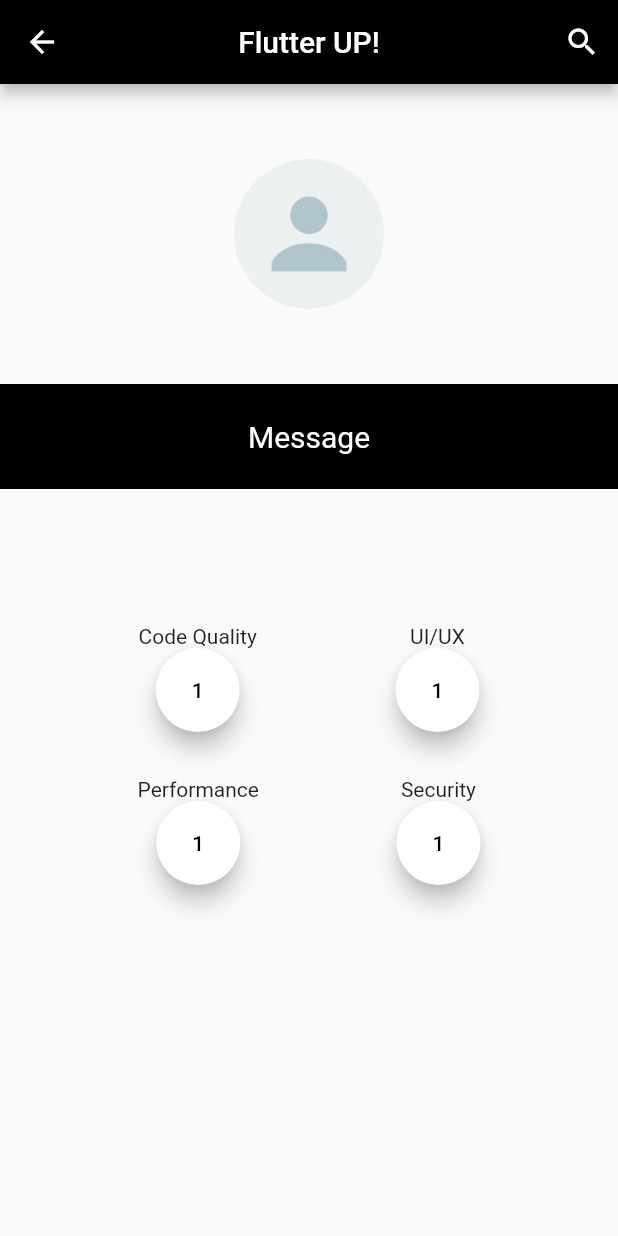
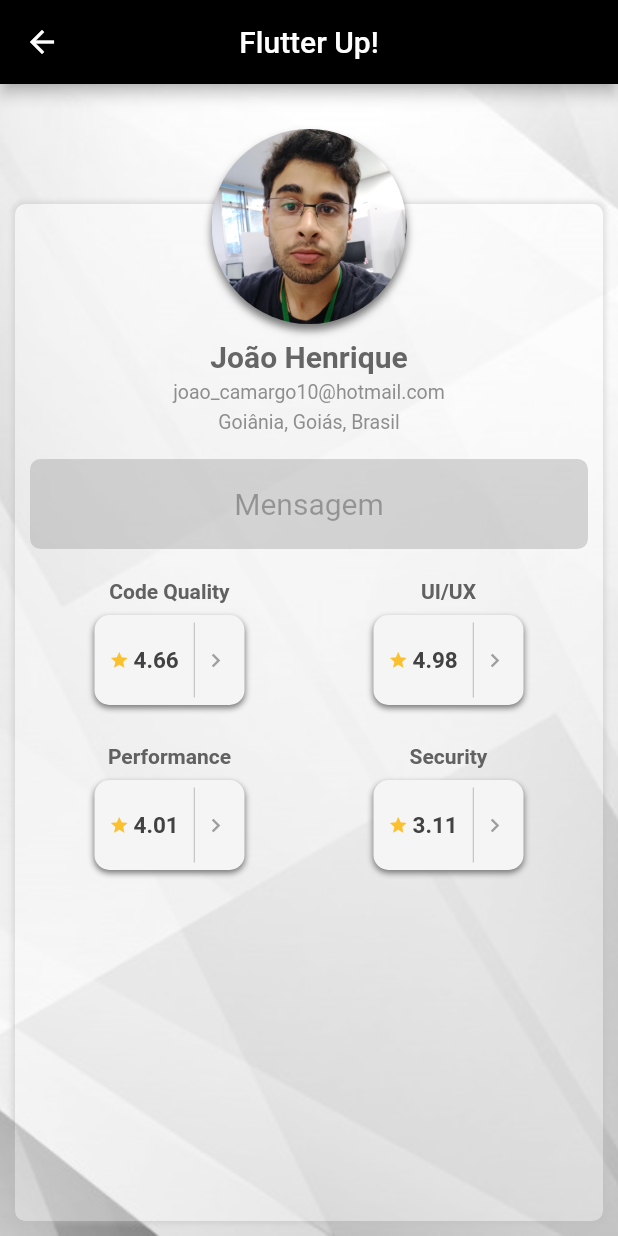
Before and after one commit to fabrica-de-apps/flutter-up, a Flutter app: the Home screen opened by its route, on a phone screen of 412 x 824 dp. Run offline on Flutter 3.47's test engine with Material 2 defaults, Android fonts, the light colour scheme and no system bars; our stand-ins replace carousel_slider, firebase_storage; accounts and stored records are empty.

Commit message:
Alteração no layout da home page

```diff
--- a/lib/pages/home.dart
+++ b/lib/pages/home.dart
@@ -1,6 +1,5 @@
 import 'package:flutter/material.dart';
 import 'package:flutter_up/pages/projects/projects.dart';
-
 
 class Home extends StatefulWidget {
   @override
@@ -8,119 +7,249 @@ class Home extends StatefulWidget {
 }
 
 class _HomeState extends State<Home> {
-
   BuildContext _context;
 
   @override
   Widget build(BuildContext context) {
-    double width = MediaQuery.of(context).size.width;
+    Size size = MediaQuery.of(context).size;
+    double containerWidth = 130.0;
 
     _context = context;
     return Scaffold(
         appBar: AppBar(
           backgroundColor: Colors.black,
           centerTitle: true,
-          title: Text("Flutter UP!"),
-          actions: <Widget>[
-            IconButton(
-              onPressed: (){},
-              icon: Icon(Icons.search),
-            )
-          ],
+          title: Text("Flutter Up!"),
         ),
-        body: Column(
+        body: Stack(
           children: <Widget>[
-            Padding(
-              padding: EdgeInsets.only(bottom: 50.0, top: 50.0),
-              child: Column(
-                crossAxisAlignment: CrossAxisAlignment.center,
-                children: <Widget>[
-                  Stack(
-                    children: <Widget>[
+            Container(
+              decoration: BoxDecoration(
+                  image: DecorationImage(
+                image: AssetImage("assets/images/fundo.jpg"),
+                fit: BoxFit.cover,
+              )),
+            ),
             Positioned(
-                        top: 40,
-                        left: 50,
+              top: 80.0,
+              left: 10.0,
+              right: 10.0,
+              bottom: 10.0,
+              child: Opacity(
+                opacity: 0.4,
                 child: Container(
-                          width: 30.0,
-                          height: 30.0,
-                          decoration: new BoxDecoration(
-                            shape: BoxShape.circle,
-                          ),
-                          child: CircularProgressIndicator(),
+                  decoration: BoxDecoration(
+                      color: Colors.white,
+                      borderRadius: BorderRadius.circular(7.0),
+                      boxShadow: [
+                        BoxShadow(
+                            color: Colors.grey[400],
+                            spreadRadius: 2.0,
+                            blurRadius: 2.0)
+                      ]),
                 ),
               ),
-                      Container(
-                          width: 100.0,
-                          height: 100.0,
+            ),
+            Positioned(
+              top: 30.0,
+              left: (size.width / 2) - (containerWidth / 2),
+              child: Container(
+                  width: containerWidth,
+                  height: 130.0,
                   decoration: new BoxDecoration(
                       shape: BoxShape.circle,
                       image: new DecorationImage(
                           fit: BoxFit.cover,
-                                  image: AssetImage("assets/flutter-icon-jpeg.jpg")
+                          image: AssetImage("assets/images/joao.jpg")
                           //AssetImage("assets/flutter-icon-jpeg.jpg")
-                              )
-                          )
                           ),
-                    ],
+                      boxShadow: [
+                        BoxShadow(
+                            color: Colors.grey[600],
+                            spreadRadius: 0.0,
+                            blurRadius: 4.0,
+                            offset: Offset(0.0, 4.0))
+                      ])),
+            ),
+            Positioned(
+              top: 170.0,
+              child: Container(
+                width: size.width,
+                child: Column(
+                  mainAxisAlignment: MainAxisAlignment.center,
+                  children: <Widget>[
+                    Opacity(
+                      opacity: 0.8,
+                      child: Text(
+                        "João Henrique",
+                        style: TextStyle(
+                            fontSize: 20.0,
+                            fontWeight: FontWeight.w700,
+                            color: Colors.grey[800]),
+                      ),
+                    ),
+                    SizedBox(
+                      height: 5.0,
+                    ),
+                    Opacity(
+                      opacity: 0.8,
+                      child: Text(
+                        "joao_camargo10@hotmail.com",
+                        style: TextStyle(
+                            fontSize: 13.0,
+                            fontWeight: FontWeight.w400,
+                            color: Colors.grey[600]),
+                      ),
+                    ),
+                    SizedBox(
+                      height: 5.0,
+                    ),
+                    Opacity(
+                      opacity: 0.8,
+                      child: Text(
+                        "Goiânia, Goiás, Brasil",
+                        style: TextStyle(
+                            fontSize: 13.0,
+                            fontWeight: FontWeight.w400,
+                            color: Colors.grey[600]),
+                      ),
                     ),
                   ],
                 ),
               ),
-            Container(
-              alignment: Alignment.center,
-              height: 70.0,
-              width: width,
-              decoration: BoxDecoration(color: Colors.black),
+            ),
+            Positioned(
+              top: 250,
+              left: 20.0,
+              right: 20.0,
+              child: Opacity(
+                opacity: 0.4,
+                child: Container(
+                  height: 60.0,
+                  decoration: BoxDecoration(
+                    color: Colors.grey,
+                    borderRadius: BorderRadius.circular(7.0),
+                  ),
+                  child: Center(
                     child: Text(
-                "Message",
-                style: TextStyle(
-                  color: Colors.white,
-                  fontSize: 20.0,
+                      "Mensagem",
+                      style: TextStyle(fontSize: 20.0, color: Colors.black),
                     ),
                   ),
                 ),
-            Padding(
-              padding: EdgeInsets.only(top:90.0),
-              child: Row(
-                mainAxisAlignment: MainAxisAlignment.spaceEvenly,
-                children: <Widget>[
-                  _buildCategoryItens("1", "Code Quality", 1),
-                  _buildCategoryItens("1", "UI/UX", 2),
-                ],
               ),
             ),
-            Padding(
-                padding: EdgeInsets.only(top: 30.0),
+            Positioned(
+              top: 330,
+              left: 20.0,
+              right: 20.0,
+              child: Container(
+                child: Center(
                     child: Row(
-                  mainAxisAlignment: MainAxisAlignment.spaceEvenly,
+                  mainAxisAlignment: MainAxisAlignment.spaceAround,
                   children: <Widget>[
-                    _buildCategoryItens("1", "Performance", 3),
-                    _buildCategoryItens("1", "Security", 4),
+                    _buildCategories("Code Quality", "4.66"),
+                    _buildCategories("UI/UX", "4.98"),
+                  ],
+                )),
+              ),
+            ),
+            Positioned(
+              top: 440,
+              left: 20.0,
+              right: 20.0,
+              child: Container(
+                child: Center(
+                    child: Row(
+                  mainAxisAlignment: MainAxisAlignment.spaceAround,
+                  children: <Widget>[
+                    _buildCategories("Performance", "4.01"),
+                    _buildCategories("Security", "3.11"),
+                  ],
+                )),
+              ),
+            )
+          ],
+        ));
+  }
+
+  void gotoProjects() {
+    Navigator.pushNamed(_context, "/projects");
+  }
+
+  Widget _buildCategories(String title, String text) {
+    return Column(
+      children: <Widget>[
+        Text(
+          title,
+          style:
+          TextStyle(fontWeight: FontWeight.w700, color: Colors.grey[700]),
+        ),
+        SizedBox(
+          height: 8.0,
+        ),
+        InkWell(
+          onTap: () => gotoProjects(),
+          child: Container(
+            width: 100.0,
+            height: 60.0,
+            decoration: new BoxDecoration(
+                color: Colors.grey[100],
+//                shape: BoxShape.circle,
+//                border: Border.all(width: 0.3, color: Colors.grey[300]),
+                borderRadius: BorderRadius.circular(10.0),
+                boxShadow: [
+                  BoxShadow(
+                      color: Colors.grey[600],
+                      spreadRadius: 0.0,
+                      blurRadius: 3.0,
+                      offset: Offset(0.0, 2.0))
+                ]),
+            child: Stack(
+              children: <Widget>[
+                Positioned(
+                  top: 5.0,
+                  left: 10.0,
+                  child: Row(
+                    children: <Widget>[
+                      Icon(
+                        Icons.star,
+                        color: Colors.yellow[700],
+                        size: 13.0,
+                      ),
+                      SizedBox(
+                        width: 3.0,
+                      ),
+                      Text(
+                        text,
+                        style: TextStyle(
+                            color: Colors.grey[800],
+                            fontSize: 15.0,
+                            fontWeight: FontWeight.w700),
+                      ),
+                      SizedBox(
+                        width: 10.0,
+                      ),
+                      Container(
+                        height: 50.0,
+                        width: 0.7,
+                        color: Colors.grey[400],
+                      ),
+                      SizedBox(
+                        width: 5.0,
+                      ),
+                      Icon(
+                        Icons.keyboard_arrow_right,
+                        size: 18.0,
+                        color: Colors.grey[500],
+                      )
                     ],
                   ),
                 ),
               ],
             ),
-      );
-  }
-
-  void gotoProjects(){
-    Navigator.pushNamed(_context, "/projects");
-  }
-
-  Widget _buildCategoryItens(String level, String title, int category) {
-    return Column(
-      children: <Widget>[
-        Text(title),
-        FloatingActionButton(
-          heroTag: title + "tag",
-          onPressed: () => gotoProjects(),
-          backgroundColor: Colors.white,
-          child: Text(
-            level,
-            style: TextStyle(color: Colors.black),
           ),
-        )
+        ),
       ],
     );
   }
--- a/lib/pages/projects/projects.dart
+++ b/lib/pages/projects/projects.dart
@@ -32,12 +32,6 @@ class _ProjectsState extends State<Projects> {
           width: size.width,
           height: size.height,
           color: Colors.grey[400],
-//          decoration: BoxDecoration(
-//              image: DecorationImage(
-//                image: AssetImage("assets/images/fundo.jpg"),
-//                fit: BoxFit.cover,
-//              )
-//          ),
           padding: const EdgeInsets.all(8.0),
           child: Column(
             crossAxisAlignment: CrossAxisAlignment.start,
@@ -46,7 +40,7 @@ class _ProjectsState extends State<Projects> {
                 "Recent projects",
                 style: TextStyle(
                   fontSize: 12.0,
-                    fontWeight: FontWeight.w600,
+                    fontWeight: FontWeight.w700,
                     color: Colors.white,
                   fontStyle: FontStyle.italic
                 ),
@@ -73,7 +67,7 @@ class _ProjectsState extends State<Projects> {
                 style: TextStyle(
                     fontSize: 12.0,
                     color: Colors.white,
-                    fontWeight: FontWeight.w600,
+                    fontWeight: FontWeight.w700,
                     fontStyle: FontStyle.italic
                 ),
               ),
```
Also changed, not shown: assets/images/joao.jpg (added). Lines whose indentation alone changed are shown as unchanged.
